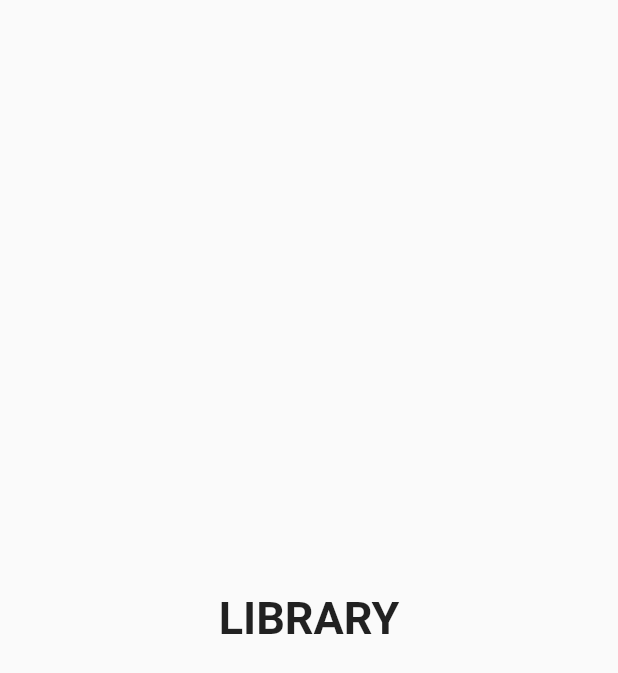
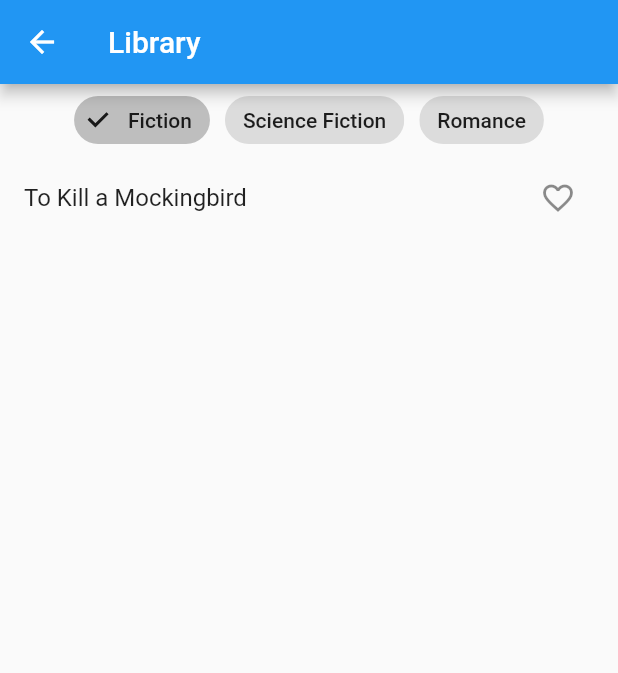
Before and after one commit to himacharan128/BookVerse, a Flutter app: the LibraryScreen screen opened directly, on a phone screen of 412 x 824 dp. Shown: the top 673 px of the screen. Run offline on Flutter 3.47's test engine with Material 2 defaults, Android fonts, the phone set to English and light mode, and no system bars; network calls fail.

Commit message:
LibraryScreen Done

```diff
--- /dev/null
+++ b/lib/Book.dart
@@ -0,0 +1,15 @@
+class Book {
+  final String title;
+  final String author;
+  final String description;
+  final String price;
+  final String imageUrl;
+
+  Book({
+    required this.title,
+    required this.author,
+    required this.description,
+    required this.price,
+    required this.imageUrl,
+  });
+}
--- a/lib/HomeScreen.dart
+++ b/lib/HomeScreen.dart
@@ -19,6 +19,5 @@ class _HomeScreenState extends State<HomeScreen> {
         ),
       ),
     );
-
   }
 }
--- a/lib/LibraryScreen.dart
+++ b/lib/LibraryScreen.dart
@@ -1,24 +1,124 @@
 import 'package:flutter/material.dart';
+import 'Book.dart';
+import 'BookDetailsScreen.dart';
+
 class LibraryScreen extends StatefulWidget {
-  const LibraryScreen({super.key});
+  const LibraryScreen({Key? key}) : super(key: key);
 
   @override
   State<LibraryScreen> createState() => _LibraryScreenState();
 }
 
 class _LibraryScreenState extends State<LibraryScreen> {
-  @override
   static const TextStyle optionStyle =
   TextStyle(fontSize: 30, fontWeight: FontWeight.bold);
+
+  Map<String, List<Book>> libraryData = {
+    'Fiction': [
+      Book(
+        title: 'To Kill a Mockingbird',
+        author: 'Harper Lee',
+        description:
+        'To Kill a Mockingbird is a novel by Harper Lee published in 1960.',
+        price: '\$10.99',
+        imageUrl: 'https://example.com/images/to-kill-a-mockingbird.jpg',
+      ),
+    ],
+    'Science Fiction': [
+      Book(
+        title: 'Dune',
+        author: 'Frank Herbert',
+        description: 'Dune is a science fiction novel by Frank Herbert.',
+        price: '\$12.99',
+        imageUrl: 'https://example.com/images/dune.jpg',
+      ),
+    ],
+    'Romance': [
+      Book(
+        title: 'Romance',
+        author: 'John Doe',
+        description: 'A thrilling science fiction romance novel.',
+        price: '\$12.99',
+        imageUrl: 'https://example.com/images/romance.jpg',
+      ),
+    ],
+  };
+
+  String selectedGenre = 'Fiction';
+  List<Book> selectedBooks = [];
+  Set<Book> wishlistBooks = {};
+
+  @override
+  void initState() {
+    super.initState();
+    selectedBooks = libraryData[selectedGenre] ?? [];
+  }
+
+  void handleGenreSelection(String genre) {
+    setState(() {
+      selectedGenre = genre;
+      selectedBooks = libraryData[genre] ?? [];
+    });
+  }
+
+  void handleBookSelection(Book book) {
+    Navigator.push(
+      context,
+      MaterialPageRoute(
+        builder: (context) => BookDetailsScreen(book: book),
+      ),
+    );
+  }
+
+  void handleWishlistButtonPressed(Book book) {
+    setState(() {
+      if (wishlistBooks.contains(book)) {
+        wishlistBooks.remove(book);
+      } else {
+        wishlistBooks.add(book);
+      }
+    });
+  }
+
+  @override
   Widget build(BuildContext context) {
     return Scaffold(
-      body: Center(
-        child: Text(
-          'LIBRARY',
-          style: optionStyle,
-        ),
+      appBar: AppBar(
+        title: const Text('Library'),
+      ),
+      body: Column(
+        children: [
+          Wrap(
+            alignment: WrapAlignment.center,
+            spacing: 10,
+            children: libraryData.keys.map((genre) {
+              return FilterChip(
+                label: Text(genre),
+                selected: selectedGenre == genre,
+                onSelected: (selected) => handleGenreSelection(genre),
+              );
+            }).toList(),
+          ),
+          Expanded(
+            child: ListView.builder(
+              itemCount: selectedBooks.length,
+              itemBuilder: (context, index) {
+                final book = selectedBooks[index];
+                return ListTile(
+                  title: Text(book.title),
+                  onTap: () => handleBookSelection(book),
+                  trailing: IconButton(
+                    icon: wishlistBooks.contains(book)
+                        ? const Icon(Icons.favorite)
+                        : const Icon(Icons.favorite_border),
+                    onPressed: () => handleWishlistButtonPressed(book),
+                  ),
+                );
+              },
+            ),
+          ),
+        ],
       ),
     );
-
   }
 }
--- a/lib/SplashScreen.dart
+++ b/lib/SplashScreen.dart
@@ -14,7 +14,7 @@ class _SplashState extends State<Splash> {
   }
 _navigatetohome() async {
     await Future.delayed(Duration(milliseconds: 1500),(){});
-    Navigator.pushReplacement(context,MaterialPageRoute(builder: (context)=>home()));
+    Navigator.pushReplacement(context,MaterialPageRoute(builder: (context)=>Home()));
 }
   @override
   Widget build(BuildContext context) {
--- a/lib/main.dart
+++ b/lib/main.dart
@@ -16,7 +16,7 @@ class BookVerseApp extends StatelessWidget {
       initialRoute: 'splash',
       routes: {
         'login': (context) => login(),
-        'home': (context) => home() ,
+        'home': (context) => Home() ,
         'splash':(context)=> Splash(),
       },
     );
```
Also changed, not shown: lib/BookDetailsScreen.dart (added, +51 -0 lines), lib/WishlistScreen.dart (+18 -15 lines), lib/home_screen.dart (+17 -13 lines).
